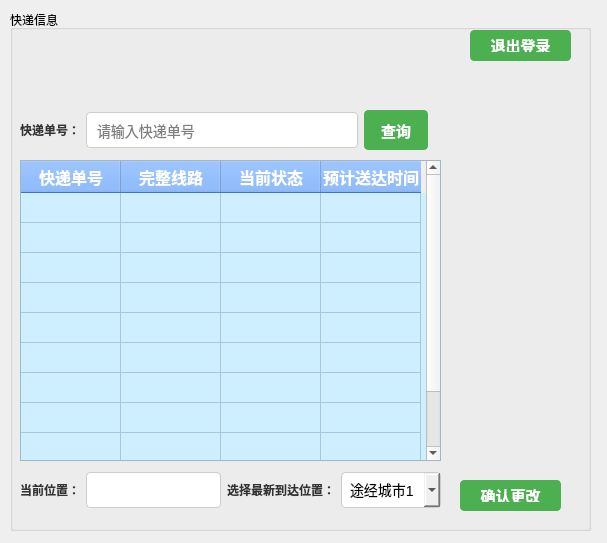
Above: modules/deliveryman/deliveryman_main.ui from gfzyl/Parcel-System before the change. Below: the same form after it.
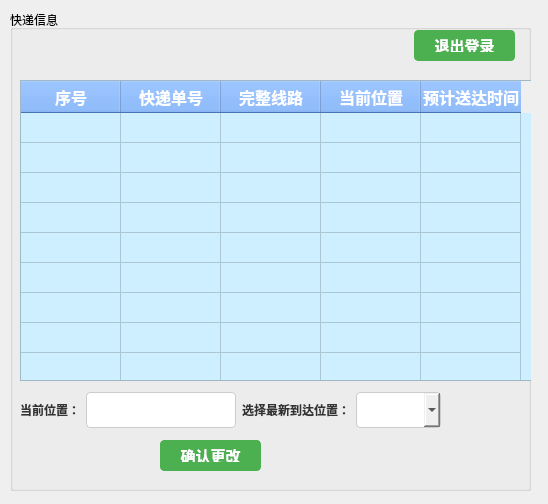
That is the form after the change.

```diff
--- a/modules/deliveryman/deliveryman_main.ui
+++ b/modules/deliveryman/deliveryman_main.ui
@@ -6,8 +6,8 @@
    <rect>
     <x>0</x>
     <y>0</y>
-    <width>607</width>
-    <height>543</height>
+    <width>548</width>
+    <height>504</height>
    </rect>
   </property>
   <property name="windowTitle">
@@ -18,8 +18,8 @@
     <rect>
      <x>10</x>
      <y>10</y>
-     <width>581</width>
-     <height>521</height>
+     <width>521</width>
+     <height>481</height>
     </rect>
    </property>
    <property name="styleSheet">
@@ -97,7 +97,7 @@
    <widget class="QPushButton" name="quitBtn">
     <property name="geometry">
      <rect>
-      <x>460</x>
+      <x>404</x>
       <y>20</y>
       <width>101</width>
       <height>31</height>
@@ -111,8 +111,8 @@
     <property name="geometry">
      <rect>
       <x>10</x>
-      <y>150</y>
-      <width>421</width>
+      <y>70</y>
+      <width>531</width>
       <height>301</height>
      </rect>
     </property>
@@ -169,6 +169,11 @@
       <string>新建行</string>
      </property>
     </row>
+    <column>
+     <property name="text">
+      <string>序号</string>
+     </property>
+    </column>
     <column>
      <property name="text">
       <string>快递单号</string>
@@ -181,7 +186,7 @@
     </column>
     <column>
      <property name="text">
-      <string>当前状态</string>
+      <string>当前位置</string>
      </property>
     </column>
     <column>
@@ -194,7 +199,7 @@
     <property name="geometry">
      <rect>
       <x>10</x>
-      <y>460</y>
+      <y>380</y>
       <width>421</width>
       <height>40</height>
      </rect>
@@ -218,31 +223,15 @@
       </widget>
      </item>
      <item>
-      <widget class="QComboBox" name="comboBox">
-       <item>
-        <property name="text">
-         <string>途经城市1</string>
-        </property>
-       </item>
-       <item>
-        <property name="text">
-         <string>途经城市2</string>
-        </property>
-       </item>
-       <item>
-        <property name="text">
-         <string>途经城市3</string>
-        </property>
-       </item>
-      </widget>
+      <widget class="QComboBox" name="comboBox_place"/>
      </item>
     </layout>
    </widget>
    <widget class="QPushButton" name="confirmBtn">
     <property name="geometry">
      <rect>
-      <x>450</x>
-      <y>470</y>
+      <x>150</x>
+      <y>430</y>
       <width>101</width>
       <height>31</height>
      </rect>
@@ -251,54 +240,6 @@
      <string>确认更改</string>
     </property>
    </widget>
-   <widget class="QWidget" name="layoutWidget_2">
-    <property name="geometry">
-     <rect>
-      <x>10</x>
-      <y>100</y>
-      <width>421</width>
-      <height>40</height>
-     </rect>
-    </property>
-    <layout class="QHBoxLayout" name="horizontalLayout_2">
-     <item>
-      <widget class="QLabel" name="label_4">
-       <property name="text">
-        <string>快递单号：</string>
-       </property>
-      </widget>
-     </item>
-     <item>
-      <widget class="QLineEdit" name="parcelIdInput">
-       <property name="styleSheet">
-        <string notr="true">QLineEdit {
-    padding: 8px;
-    font-size: 14px;
-    border: 1px solid #ccc;
-    border-radius: 4px;
-}</string>
-       </property>
-       <property name="placeholderText">
-        <string>请输入快递单号</string>
-       </property>
-      </widget>
-     </item>
-     <item>
-      <widget class="QPushButton" name="searchBtn">
-       <property name="text">
-        <string>查询</string>
-       </property>
-      </widget>
-     </item>
-     <item>
-      <widget class="QLabel" name="label_3">
-       <property name="text">
-        <string/>
-       </property>
-      </widget>
-     </item>
-    </layout>
-   </widget>
   </widget>
  </widget>
  <resources/>
```
Left out of the diff: 6 changed lines with no effect on the pictures.
